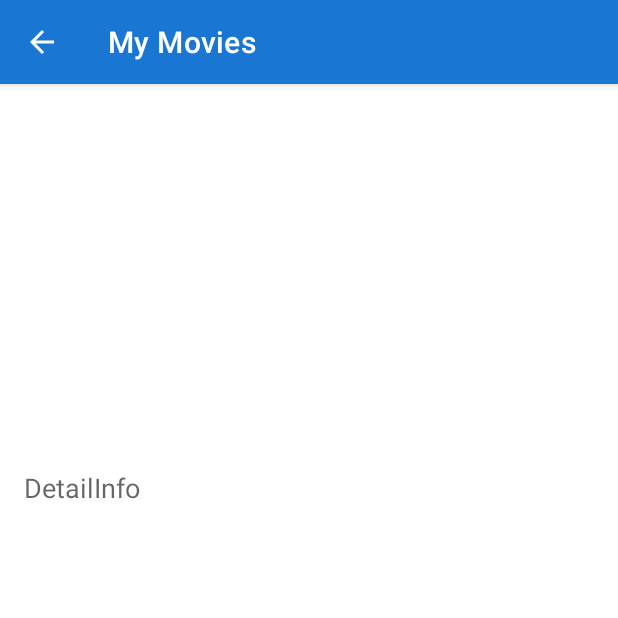
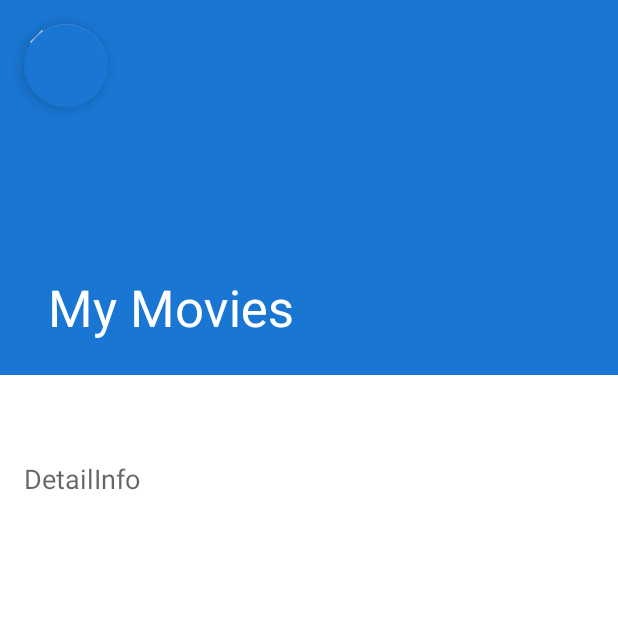
Before and after one commit to juanes133/My-Movies, an Android app: the DetailActivity screen opened directly, with no data from a screen before it, on a phone screen of 412 x 824 dp, the top half of it. Run offline under Robolectric (Android 15) with nearby library versions, the phone set to English and light mode, and no system bars; pictures from the network do not load.

Commit message:
Se agrego para que cuando el celular cambie de idioma la app lo haga en ingles y español, se rediseñó la vista del detailActivity

```diff
--- a/app/src/main/AndroidManifest.xml
+++ b/app/src/main/AndroidManifest.xml
@@ -3,6 +3,7 @@
     xmlns:tools="http://schemas.android.com/tools">
 
     <uses-permission android:name="android.permission.INTERNET" />
+    <uses-permission android:name="android.permission.ACCESS_COARSE_LOCATION"/>
 
     <application
         android:allowBackup="true"
@@ -16,6 +17,7 @@
         tools:targetApi="31">
         <activity
             android:name=".DetailActivity"
+            android:theme="@style/Theme.MyMovies.NoActionBar"
             android:parentActivityName=".MainActivity"
             android:exported="false">
             <meta-data
--- a/app/src/main/java/com/example/mymovies/TheMovieDbService.kt
+++ b/app/src/main/java/com/example/mymovies/TheMovieDbService.kt
@@ -7,5 +7,8 @@ import retrofit2.http.Query
 interface TheMovieDbService {
 
     @GET("movie/popular")
-    suspend fun listPopularMovies(@Query("api_key") apiKey: String): MovieDbResult
+    suspend fun listPopularMovies(
+        @Query("api_key") apiKey: String,
+        @Query("region") region: String,
+    ): MovieDbResult
 }
--- a/app/src/main/res/layout/activity_detail.xml
+++ b/app/src/main/res/layout/activity_detail.xml
@@ -1,11 +1,50 @@
 <?xml version="1.0" encoding="utf-8"?>
-<androidx.constraintlayout.widget.ConstraintLayout xmlns:android="http://schemas.android.com/apk/res/android"
+<androidx.coordinatorlayout.widget.CoordinatorLayout xmlns:android="http://schemas.android.com/apk/res/android"
     xmlns:app="http://schemas.android.com/apk/res-auto"
     xmlns:tools="http://schemas.android.com/tools"
     android:layout_width="match_parent"
     android:layout_height="match_parent"
-    android:orientation="vertical"
+    android:fitsSystemWindows="true"
     tools:context=".DetailActivity">
+
+    <com.google.android.material.appbar.AppBarLayout
+        android:id="@+id/appBar"
+        android:layout_width="match_parent"
+        android:layout_height="wrap_content"
+        android:fitsSystemWindows="true"
+        android:theme="@style/ThemeOverlay.AppCompat.Dark.ActionBar">
+
+        <com.google.android.material.appbar.CollapsingToolbarLayout
+            android:layout_width="match_parent"
+            android:layout_height="250dp"
+            app:contentScrim="@color/colorSecondary"
+            app:layout_scrollFlags="scroll|exitUntilCollapsed"
+            app:statusBarScrim="?attr/colorSecondary">
+
+            <ImageView
+                android:id="@+id/backdrop"
+                android:layout_width="match_parent"
+                android:layout_height="match_parent"
+                android:fitsSystemWindows="true"
+                android:scaleType="centerCrop"
+                app:layout_collapseMode="parallax"
+                app:layout_constraintTop_toTopOf="parent"
+                tools:srcCompat="@tools:sample/avatars" />
+
+            <androidx.appcompat.widget.Toolbar
+                android:id="@+id/toolbar"
+                android:layout_width="match_parent"
+                android:layout_height="?attr/actionBarSize" />
+
+        </com.google.android.material.appbar.CollapsingToolbarLayout>
+
+    </com.google.android.material.appbar.AppBarLayout>
+
+    <androidx.core.widget.NestedScrollView
+        android:layout_width="match_parent"
+        android:layout_height="wrap_content"
+        android:padding="16dp"
+        app:layout_behavior="@string/appbar_scrolling_view_behavior">
 
         <androidx.constraintlayout.widget.ConstraintLayout
             android:id="@+id/constraintIv"
@@ -15,41 +54,13 @@
             app:layout_constraintStart_toStartOf="parent"
             app:layout_constraintTop_toTopOf="parent">
 
-        <ImageView
-            android:id="@+id/backdrop"
-            android:layout_width="match_parent"
-            android:layout_height="200dp"
-            android:scaleType="centerCrop"
-            app:layout_constraintTop_toTopOf="parent"
-            tools:srcCompat="@tools:sample/avatars" />
-
-    </androidx.constraintlayout.widget.ConstraintLayout>
-
-    <androidx.constraintlayout.widget.ConstraintLayout
-        android:layout_width="match_parent"
-        android:layout_height="0dp"
-        app:layout_constraintTop_toBottomOf="@+id/constraintIv"
-        app:layout_constraintBottom_toBottomOf="parent">
-
-        <ScrollView
-            android:layout_width="match_parent"
-            android:layout_height="0dp"
-            android:padding="16dp"
-            app:layout_constraintTop_toTopOf="parent"
-            app:layout_constraintBottom_toBottomOf="parent">
-
-            <androidx.constraintlayout.widget.ConstraintLayout
-                android:layout_width="match_parent"
-                android:layout_height="0dp">
-
             <TextView
                 android:id="@+id/summary"
                 android:layout_width="match_parent"
                 android:layout_height="match_parent"
                 android:paddingBottom="16dp"
                 android:textAppearance="@style/TextAppearance.AppCompat.Medium"
-                    app:layout_constraintTop_toTopOf="parent"
-                    tools:text="@tools:sample/lorem" />
+                tools:text="@tools:sample/lorem/random" />
 
             <TextView
                 android:id="@+id/detailInfo"
@@ -61,8 +72,11 @@
 
         </androidx.constraintlayout.widget.ConstraintLayout>
 
-        </ScrollView>
+    </androidx.core.widget.NestedScrollView>
 
-    </androidx.constraintlayout.widget.ConstraintLayout>
+    <com.google.android.material.floatingactionbutton.FloatingActionButton
+        android:layout_width="wrap_content"
+        android:layout_height="wrap_content"
+        android:layout_margin="16dp"/>
 
-</androidx.constraintlayout.widget.ConstraintLayout>
+</androidx.coordinatorlayout.widget.CoordinatorLayout>
--- a/app/src/main/res/layout/activity_main.xml
+++ b/app/src/main/res/layout/activity_main.xml
@@ -11,7 +11,7 @@
         android:layout_width="match_parent"
         android:layout_height="match_parent"
         app:layoutManager="androidx.recyclerview.widget.GridLayoutManager"
-        app:spanCount="2"
+        app:spanCount="3"
         tools:listitem="@layout/view_movie_item"/>
 
 </androidx.constraintlayout.widget.ConstraintLayout>
--- a/app/src/main/res/values/api_key.xml
+++ b/app/src/main/res/values/api_key.xml
@@ -1,4 +1,4 @@
 <?xml version="1.0" encoding="utf-8"?>
 <resources>
-    <string name="api_key">df23aac87a07f1d156613cee4c937c20</string>
+    <string name="api_key" translatable="false">df23aac87a07f1d156613cee4c937c20</string>
 </resources>
--- a/app/src/main/res/values/strings.xml
+++ b/app/src/main/res/values/strings.xml
@@ -1,3 +1,8 @@
 <resources>
     <string name="app_name">My Movies</string>
+    <string name="original_language">Original language</string>
+    <string name="original_title">Original title</string>
+    <string name="release_date">Release date</string>
+    <string name="popularity">Popularity</string>
+    <string name="vote_average">Vote average</string>
 </resources>
--- a/app/src/main/res/values/themes.xml
+++ b/app/src/main/res/values/themes.xml
@@ -13,4 +13,10 @@
         <item name="android:statusBarColor">?attr/colorPrimaryVariant</item>
         <!-- Customize your theme here. -->
     </style>
+
+    <style name="Theme.MyMovies.NoActionBar">
+        <item name="windowActionBar">false</item>
+        <item name="windowNoTitle">true</item>
+        <item name="android:statusBarColor">@android:color/transparent</item>
+    </style>
 </resources>
```
Also changed, not shown: app/build.gradle (+9 -3 lines), app/src/main/java/com/example/mymovies/DetailActivity.kt (+17 -15 lines), app/src/main/java/com/example/mymovies/MainActivity.kt (+54 -3 lines), 1 other file. Lines whose indentation alone changed are shown as unchanged.
